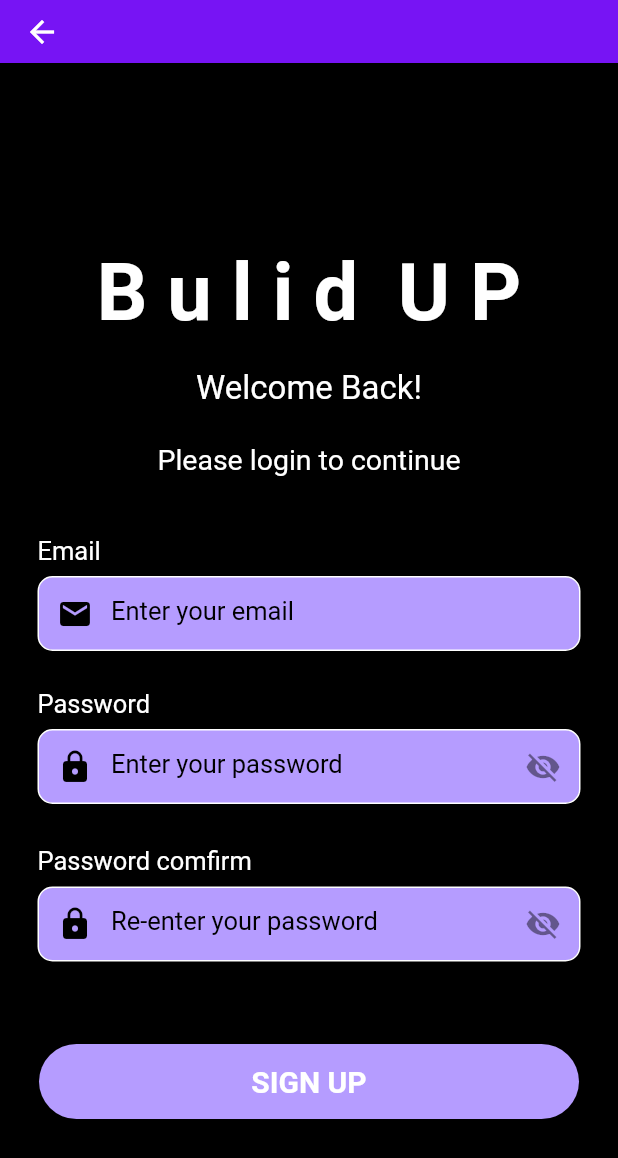
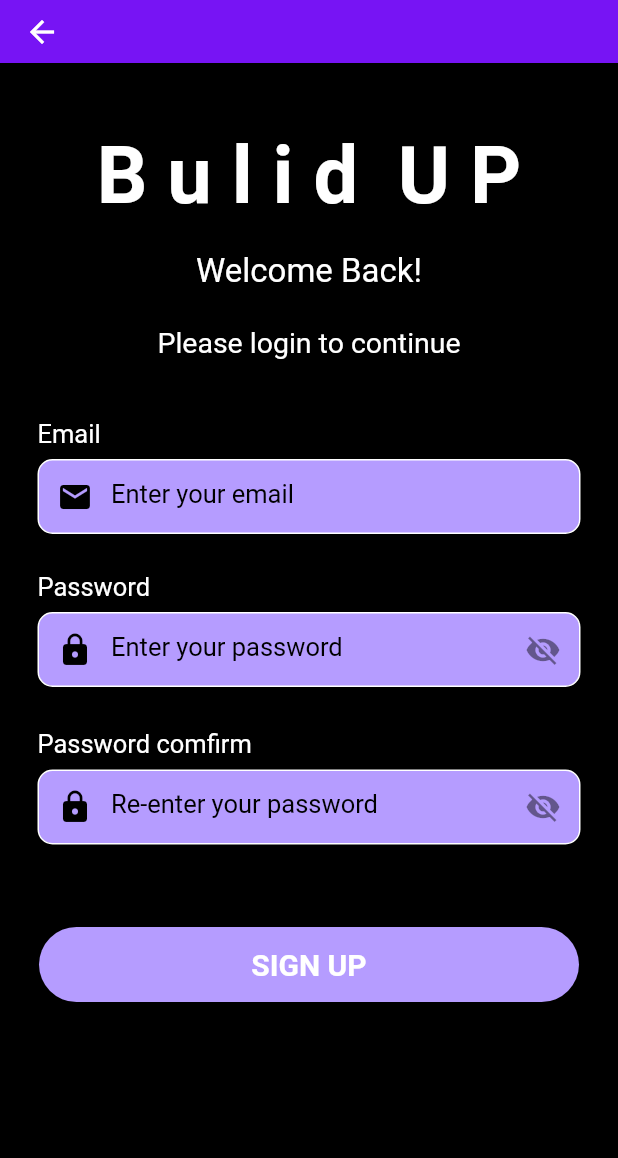
Before and after one commit to mattyu122/BUILDUP, a Flutter app: the screen it shows after launch, after a tap on "SIGN UP", on a phone screen of 412 x 824 dp. Shown: the top 1158 px of the screen. Run offline on Flutter 3.47's test engine with Material 2 defaults, Android fonts, the phone set to English and light mode, and no system bars; network calls fail.

Commit message:
2121
212121

```diff
--- a/flutter_application_1/lib/LoginPages/forgot-password.dart
+++ b/flutter_application_1/lib/LoginPages/forgot-password.dart
@@ -22,7 +22,6 @@ class _ForgotPageState extends State<ForgotPage> {
       backgroundColor: Color.fromARGB(255, 0, 0, 0),
       body: SafeArea(
         child: Center(
-          child: SingleChildScrollView(
           child: Column(children: [
             SizedBox(height: 44),
             Text(
@@ -154,7 +153,6 @@ class _ForgotPageState extends State<ForgotPage> {
           ]),
         ),
       ),
-      ),
     );
   }
 }
--- a/flutter_application_1/lib/LoginPages/login.dart
+++ b/flutter_application_1/lib/LoginPages/login.dart
@@ -23,7 +23,6 @@ class _LoginPageState extends State<LoginPage> {
       backgroundColor: Color.fromARGB(255, 0, 0, 0),
       body: SafeArea(
         child: Center(
-          child: SingleChildScrollView(
           child: Column(children: [
             SizedBox(height: 44),
             Text(
@@ -261,7 +260,6 @@ class _LoginPageState extends State<LoginPage> {
           ]),
         ),
       ),
-      ),
     );
   }
 }
--- a/flutter_application_1/lib/LoginPages/registration.dart
+++ b/flutter_application_1/lib/LoginPages/registration.dart
@@ -21,7 +21,6 @@ class _RegisterPageState extends State<RegisterPage> {
       backgroundColor: Color.fromARGB(255, 0, 0, 0),
       body: SafeArea(
         child: Center(
-          child: SingleChildScrollView(
           child: Column(children: [
             SizedBox(height: 44),
             Text(
@@ -231,7 +230,6 @@ class _RegisterPageState extends State<RegisterPage> {
           ]),
         ),
       ),
-      ),
     );
   }
 }
```
Lines whose indentation alone changed are shown as unchanged.
